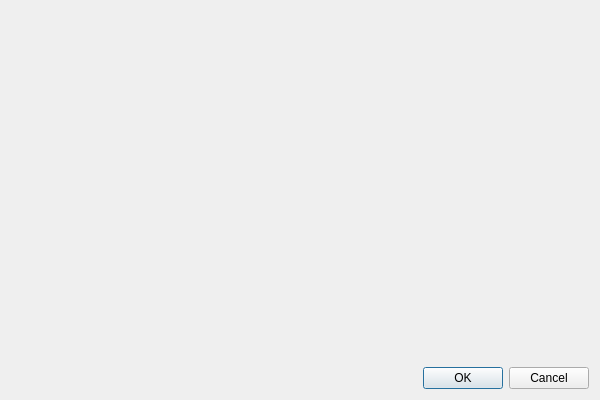
dream-overflow/o3dstudio, file main/ui/newprojectdialog.ui: the form before one commit.
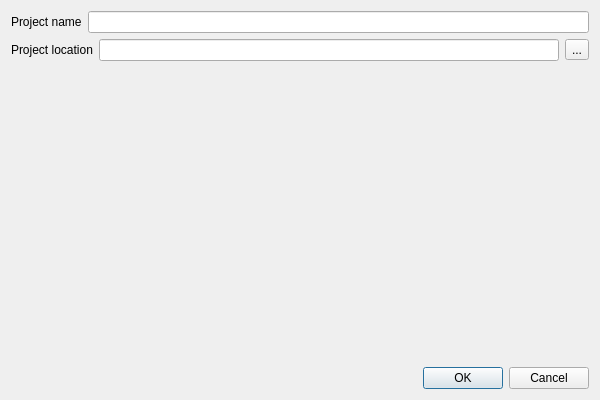
The form after the commit. Icons and pictures are not drawn.

```diff
--- a/main/ui/newprojectdialog.ui
+++ b/main/ui/newprojectdialog.ui
@@ -17,13 +17,14 @@
    <string>New project</string>
   </property>
   <property name="windowIcon">
-   <iconset theme="folder-new"/>
+   <iconset theme="folder-new">
+    <normaloff>.</normaloff>.</iconset>
   </property>
   <property name="locale">
    <locale language="English" country="UnitedStates"/>
   </property>
   <layout class="QGridLayout" name="gridLayout">
-   <item row="1" column="0">
+   <item row="3" column="0">
     <widget class="QDialogButtonBox" name="buttonBox">
      <property name="orientation">
       <enum>Qt::Horizontal</enum>
@@ -33,7 +34,7 @@
      </property>
     </widget>
    </item>
-   <item row="0" column="0">
+   <item row="2" column="0">
     <spacer name="verticalSpacer">
      <property name="orientation">
       <enum>Qt::Vertical</enum>
@@ -46,6 +47,45 @@
      </property>
     </spacer>
    </item>
+   <item row="0" column="0">
+    <layout class="QVBoxLayout" name="verticalLayout">
+     <item>
+      <layout class="QHBoxLayout" name="horizontalLayout">
+       <item>
+        <widget class="QLabel" name="label">
+         <property name="text">
+          <string>Project name</string>
+         </property>
+        </widget>
+       </item>
+       <item>
+        <widget class="QLineEdit" name="projectName"/>
+       </item>
+      </layout>
+     </item>
+    </layout>
+   </item>
+   <item row="1" column="0">
+    <layout class="QHBoxLayout" name="horizontalLayout_2">
+     <item>
+      <widget class="QLabel" name="label_2">
+       <property name="text">
+        <string>Project location</string>
+       </property>
+      </widget>
+     </item>
+     <item>
+      <widget class="QLineEdit" name="projectLocation"/>
+     </item>
+     <item>
+      <widget class="QToolButton" name="projectLocationSelect">
+       <property name="text">
+        <string>...</string>
+       </property>
+      </widget>
+     </item>
+    </layout>
+   </item>
   </layout>
  </widget>
  <resources/>
```
